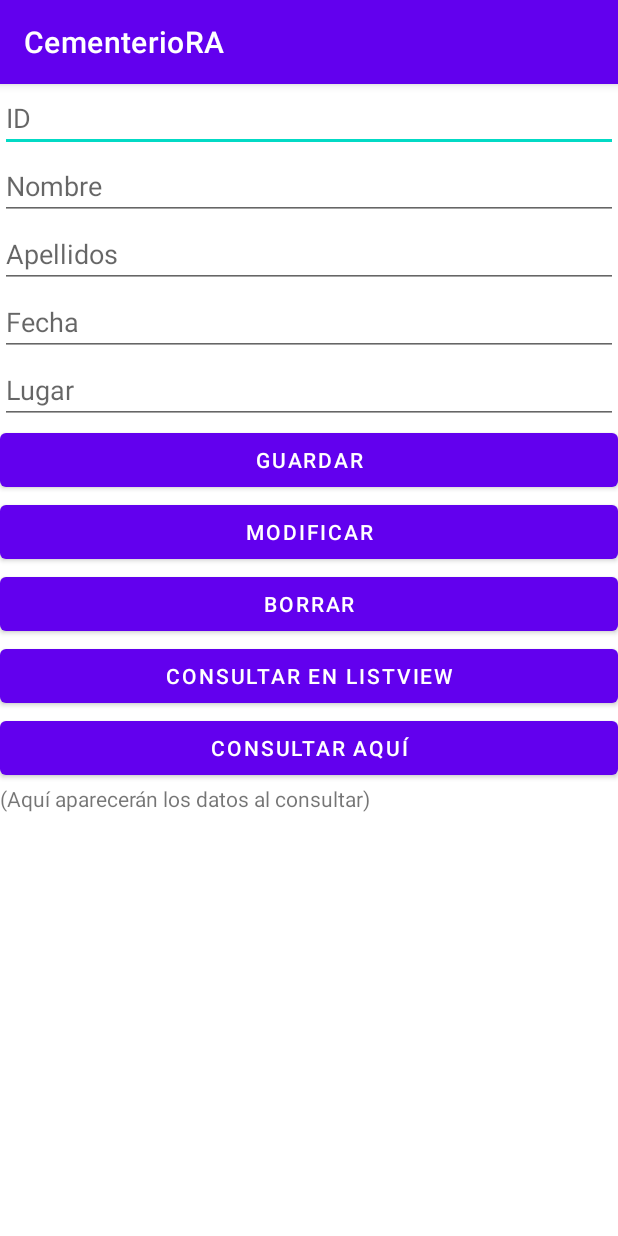
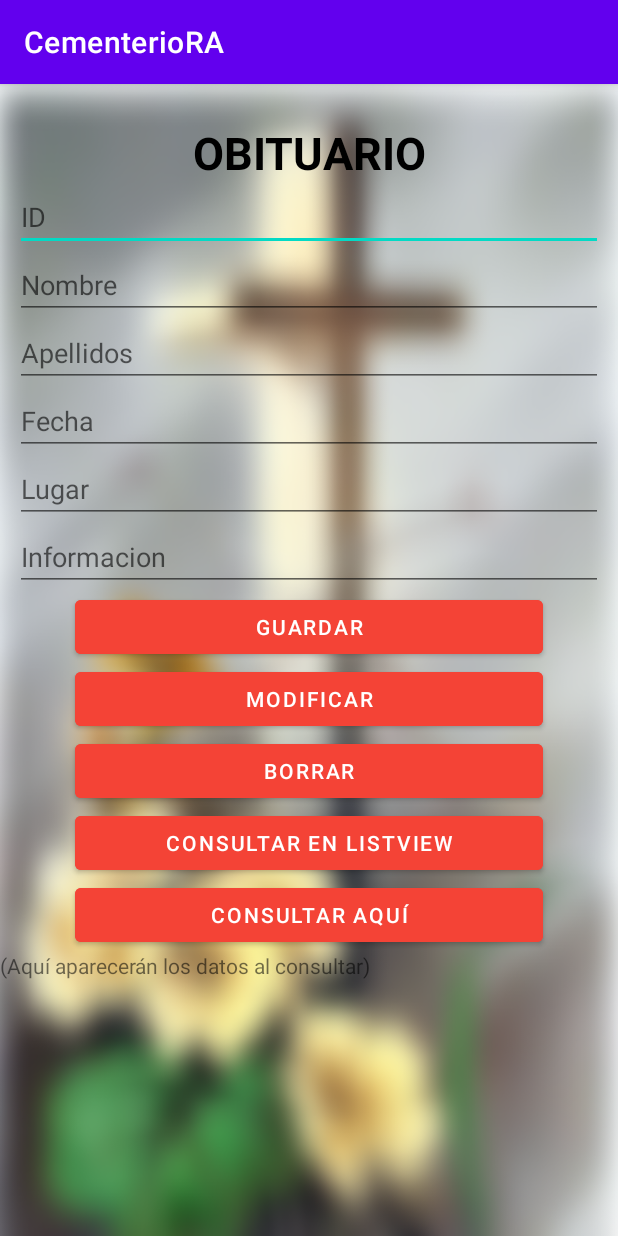
Before and after one commit to epis-upt-flor/proyecto-final-grupo_alferez_vilca_cementeriora, an Android app: the ObituarioActivity screen opened directly, with no data from a screen before it, on a phone screen of 412 x 824 dp. Run offline under Robolectric (Android 15) with nearby library versions, the phone set to English and light mode, and no system bars.

Commit message:
Mejora de diseño de obituario_activity y campo agregado info

```diff
--- a/MapsBasics2/app/src/main/AndroidManifest.xml
+++ b/MapsBasics2/app/src/main/AndroidManifest.xml
@@ -19,6 +19,7 @@
         android:label="@string/app_name"
         android:supportsRtl="true"
         android:theme="@style/Theme.MapsBasics2"
+
         tools:targetApi="31">
         <activity
             android:name=".CondicionesActivity"
@@ -83,6 +84,7 @@
         <meta-data
             android:name="realidadprobando2.UnityActivity"
             android:value="false" />
+
     </application>
 
 </manifest>
--- a/MapsBasics2/app/src/main/java/com/example/mapsbasics2/obituario/ActivityLista.kt
+++ b/MapsBasics2/app/src/main/java/com/example/mapsbasics2/obituario/ActivityLista.kt
@@ -55,13 +55,15 @@ class ActivityLista : AppCompatActivity() {
             bindingItems.tvItemApellidos.text = cursor!!.getString(2)
             bindingItems.tvItemFecha.text = cursor!!.getString(3)
             bindingItems.tvItemLugar.text = cursor!!.getString(4)
+            bindingItems.tvItemInfo.text = cursor!!.getString(5)
 
             view.setOnClickListener {
                 Toast.makeText(this@ActivityLista,
                     "${bindingItems.tvItemNombre.text}, " +
                             "${bindingItems.tvItemApellidos.text}, " +
                             "${bindingItems.tvItemFecha.text}, " +
-                            "${bindingItems.tvItemLugar.text}",
+                            "${bindingItems.tvItemLugar.text}, " +
+                            "${bindingItems.tvItemInfo.text}",
                     Toast.LENGTH_SHORT).show()
             }
 
--- a/MapsBasics2/app/src/main/res/layout/activity_obituario.xml
+++ b/MapsBasics2/app/src/main/res/layout/activity_obituario.xml
@@ -5,12 +5,29 @@
     android:layout_width="match_parent"
     android:layout_height="match_parent"
     android:orientation="vertical"
+    android:background="@drawable/imgobituario"
     tools:context=".MainActivity" >
+
+
+    <TextView
+        android:id="@+id/textView4"
+        android:layout_width="match_parent"
+        android:layout_height="wrap_content"
+        android:layout_marginTop="25dp"
+        android:textAlignment="center"
+        android:textColor="@color/black"
+        android:layout_marginLeft="10dp"
+        android:layout_marginRight="10dp"
+        android:textSize="30sp"
+        android:textStyle="bold"
+        android:text="OBITUARIO" />
 
     <EditText
         android:id="@+id/etId"
         android:layout_width="match_parent"
         android:layout_height="wrap_content"
+        android:layout_marginLeft="10dp"
+        android:layout_marginRight="10dp"
         android:ems="10"
         android:hint="ID"
         android:inputType="number" />
@@ -19,6 +36,8 @@
         android:id="@+id/etNombre"
         android:layout_width="match_parent"
         android:layout_height="wrap_content"
+        android:layout_marginLeft="10dp"
+        android:layout_marginRight="10dp"
         android:ems="10"
         android:hint="Nombre"
         android:inputType="textPersonName" />
@@ -27,6 +46,8 @@
         android:id="@+id/etApellidos"
         android:layout_width="match_parent"
         android:layout_height="wrap_content"
+        android:layout_marginLeft="10dp"
+        android:layout_marginRight="10dp"
         android:ems="10"
         android:hint="Apellidos"
         android:inputType="textPersonName" />
@@ -35,6 +56,8 @@
         android:id="@+id/etFecha"
         android:layout_width="match_parent"
         android:layout_height="wrap_content"
+        android:layout_marginLeft="10dp"
+        android:layout_marginRight="10dp"
         android:ems="10"
         android:hint="Fecha"
         android:inputType="text" />
@@ -43,38 +66,65 @@
         android:id="@+id/etLugar"
         android:layout_width="match_parent"
         android:layout_height="wrap_content"
+        android:layout_marginLeft="10dp"
+        android:layout_marginRight="10dp"
         android:ems="10"
         android:hint="Lugar"
+        android:inputType="text" />
+
+    <EditText
+        android:id="@+id/etInfo"
+        android:layout_width="match_parent"
+        android:layout_height="wrap_content"
+        android:layout_marginLeft="10dp"
+        android:layout_marginRight="10dp"
+        android:ems="10"
+        android:hint="Informacion"
         android:inputType="text" />
 
     <Button
         android:id="@+id/btGuardar"
         android:layout_width="match_parent"
         android:layout_height="wrap_content"
+        android:backgroundTint="@color/naranja"
+        android:layout_marginLeft="50dp"
+        android:layout_marginRight="50dp"
         android:text="Guardar" />
 
     <Button
         android:id="@+id/btModificar"
         android:layout_width="match_parent"
         android:layout_height="wrap_content"
+        android:backgroundTint="@color/naranja"
+        android:layout_marginLeft="50dp"
+        android:layout_marginRight="50dp"
         android:text="Modificar" />
 
     <Button
         android:id="@+id/btBorrar"
         android:layout_width="match_parent"
         android:layout_height="wrap_content"
+        android:backgroundTint="@color/naranja"
+        android:layout_marginLeft="50dp"
+        android:layout_marginRight="50dp"
         android:text="Borrar" />
 
     <Button
         android:id="@+id/btConsultarLV"
         android:layout_width="match_parent"
         android:layout_height="wrap_content"
+        android:backgroundTint="@color/naranja"
+        android:layout_marginLeft="50dp"
+        android:layout_marginRight="50dp"
         android:text="Consultar en ListView" />
 
     <Button
         android:id="@+id/btConsultar"
         android:layout_width="match_parent"
         android:layout_height="wrap_content"
+        android:backgroundTint="@color/naranja"
+        android:layout_marginLeft="50dp"
+        android:layout_marginRight="50dp"
         android:text="Consultar aquí" />
 
     <TextView
```
Also changed, not shown: MapsBasics2/app/src/main/java/com/example/mapsbasics2/obituario/ObituarioActivity.kt (+10 -4 lines), MapsBasics2/app/src/main/java/com/example/mapsbasics2/obituario/miSQLiteHelper.kt (+5 -3 lines), MapsBasics2/app/src/main/res/layout/item_listview.xml (+44 -9 lines), MapsBasics2/app/src/main/res/drawable/imgobituario.png (added), MapsBasics2/app/src/main/res/drawable/obiturarioback.png (added), MapsBasics2/app/src/main/res/drawable/obiturariomarco.png (added).
